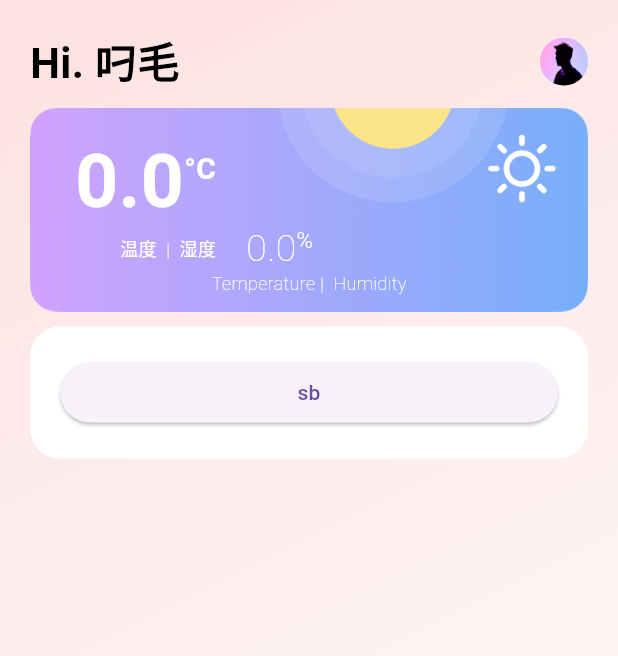
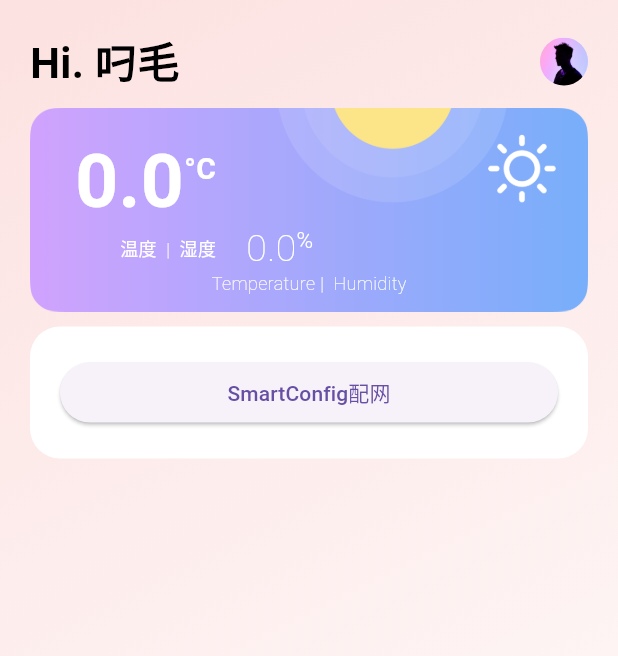
Before and after one commit to Chord-Graduation-design/Control, a Flutter app: the screen it shows after launch, on a phone screen of 412 x 824 dp. Shown: the top 656 px of the screen. Run offline on Flutter 3.47's test engine with Material 2 defaults, Android fonts, the phone set to English and light mode, and no system bars; our stand-ins replace get; missing offline and left inert: mqtt_client.

Commit message:
备份一下,准备还HOME

```diff
--- a/lib/Iot.dart
+++ b/lib/Iot.dart
@@ -70,9 +70,16 @@ class Iot
       _update_callback_map[topic] = [callback];
     }
   }
-  void removeUpdateCallBack(String topic,void Function(String) callback) {
-    if(_update_callback_map.containsKey(topic)){
-      _update_callback_map[topic]!.remove(callback);
-    }
+  // 从不删除,所以不需要
+  // void removeUpdateCallBack(String topic,void Function(String) callback) {
+  //   if(_update_callback_map.containsKey(topic)){
+  //     _update_callback_map[topic]!.remove(callback);
+  //   }
+  // }
+
+  void publish(String topic,String msg,{MqttQos qos = MqttQos.atMostOnce}) {
+    final builder = MqttClientPayloadBuilder();
+    builder.addString(msg);
+    _client.publishMessage(topic, qos, builder.payload!);
   }
 }
--- a/lib/home/view.dart
+++ b/lib/home/view.dart
@@ -1,6 +1,8 @@
 import 'package:flutter/material.dart';
+import 'package:flutter/services.dart';
 import 'package:get/get.dart';
 
+import '../Iot.dart';
 import 'logic.dart';
 
 class HomePage extends StatelessWidget {
@@ -62,10 +64,14 @@ class HomePage extends StatelessWidget {
                         onPressed: (){
 
                         },
-                        child: Text('sb')),
+                        child: const Text('SmartConfig配网')),
 
                   ),
                 ),
+                const SizedBox(
+                  height: 10,
+                ),
+
               ],
             ),
           ),
--- a/lib/main.dart
+++ b/lib/main.dart
@@ -1,14 +1,13 @@
 import 'package:control/Iot.dart';
+import 'package:control/pages.dart';
 import 'package:flutter/material.dart';
 import 'package:get/get.dart';
 
 import 'home/view.dart';
-
 void main() {
   Iot().connect();
   runApp(const MyApp());
 }
-
 class MyApp extends StatelessWidget {
   const MyApp({super.key});
 
@@ -17,19 +16,14 @@ class MyApp extends StatelessWidget {
   Widget build(BuildContext context) {
     Get.log("build MyApp");
     return GetMaterialApp(
-      title: 'Flutter Demo',
+      title: 'Iot Control',
       theme: ThemeData(
-        primarySwatch: Colors.blue,
+
         useMaterial3: true,
       ),
-      initialRoute: '/',
+      initialRoute: AppPages.INITIAL,
       defaultTransition: Transition.fade,
-      getPages: [
-        GetPage(
-          name: '/',
-          page: () => HomePage(),
-        ),
-      ],
+      getPages: AppPages.routes,
     );
   }
 }
--- /dev/null
+++ b/lib/pages.dart
@@ -0,0 +1,9 @@
+import 'package:control/home/view.dart';
+import 'package:get/get.dart';
+class AppPages{
+  static const INITIAL = AppPages.HOME;
+  static const HOME = '/home';
+  static final routes = [
+    GetPage(name: AppPages.HOME, page: () => HomePage()),
+  ];
+}
--- a/pubspec.yaml
+++ b/pubspec.yaml
@@ -36,7 +36,6 @@ dependencies:
   # Use with the CupertinoIcons class for iOS style icons.
   cupertino_icons: ^1.0.2
   get: ^4.6.5
-#  mqtt5_client: ^3.3.5
   mqtt_client: ^9.7.4
 dev_dependencies:
   flutter_test:
@@ -57,6 +56,7 @@ flutter:
   assets:
     - assets/images/
     - assets/svg/
+
   # The following line ensures that the Material Icons font is
   # included with your application, so that you can use the icons in
   # the material Icons class.
```
